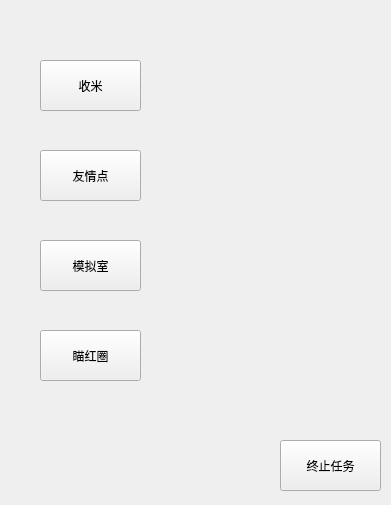
gdxxp/NIKKE-helper, file auto_script.ui: the form before one commit.
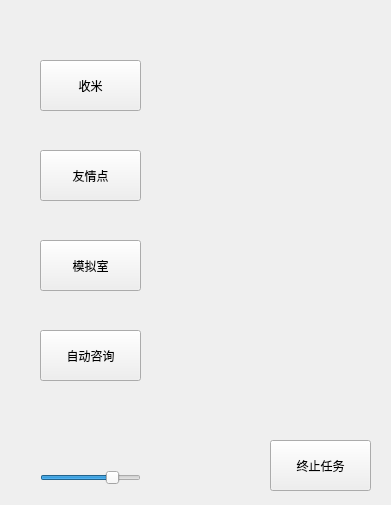
The form after the commit. Icons and pictures are not drawn.

```diff
--- a/auto_script.ui
+++ b/auto_script.ui
@@ -104,7 +104,7 @@
   <widget class="QPushButton" name="stopButton">
    <property name="geometry">
     <rect>
-     <x>280</x>
+     <x>270</x>
      <y>440</y>
      <width>101</width>
      <height>51</height>
@@ -134,7 +134,48 @@
     </font>
    </property>
    <property name="text">
-    <string>瞄红圈</string>
+    <string>自动咨询</string>
+   </property>
+  </widget>
+  <widget class="QSlider" name="horizontalSlider">
+   <property name="geometry">
+    <rect>
+     <x>40</x>
+     <y>470</y>
+     <width>101</width>
+     <height>16</height>
+    </rect>
+   </property>
+   <property name="minimum">
+    <number>2</number>
+   </property>
+   <property name="maximum">
+    <number>10</number>
+   </property>
+   <property name="singleStep">
+    <number>1</number>
+   </property>
+   <property name="pageStep">
+    <number>1</number>
+   </property>
+   <property name="value">
+    <number>8</number>
+   </property>
+   <property name="orientation">
+    <enum>Qt::Horizontal</enum>
+   </property>
+  </widget>
+  <widget class="QLabel" name="label_2">
+   <property name="geometry">
+    <rect>
+     <x>40</x>
+     <y>440</y>
+     <width>101</width>
+     <height>21</height>
+    </rect>
+   </property>
+   <property name="text">
+    <string/>
    </property>
   </widget>
  </widget>
```
Left out of the diff: 3 changed lines with no effect on the pictures.
